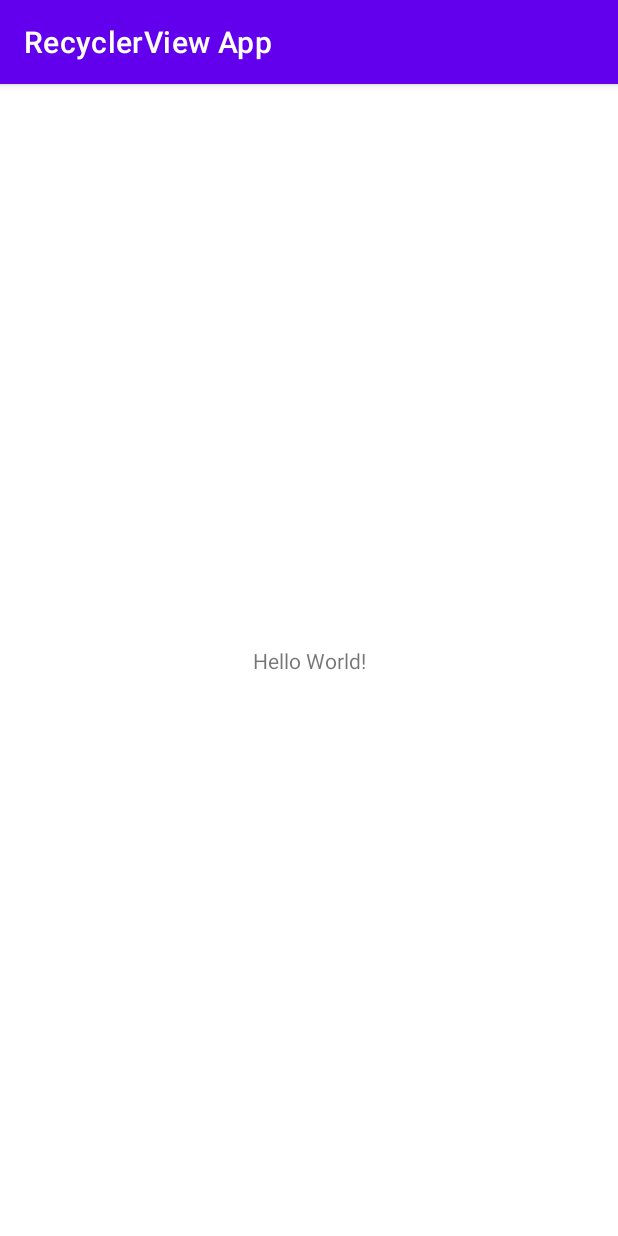
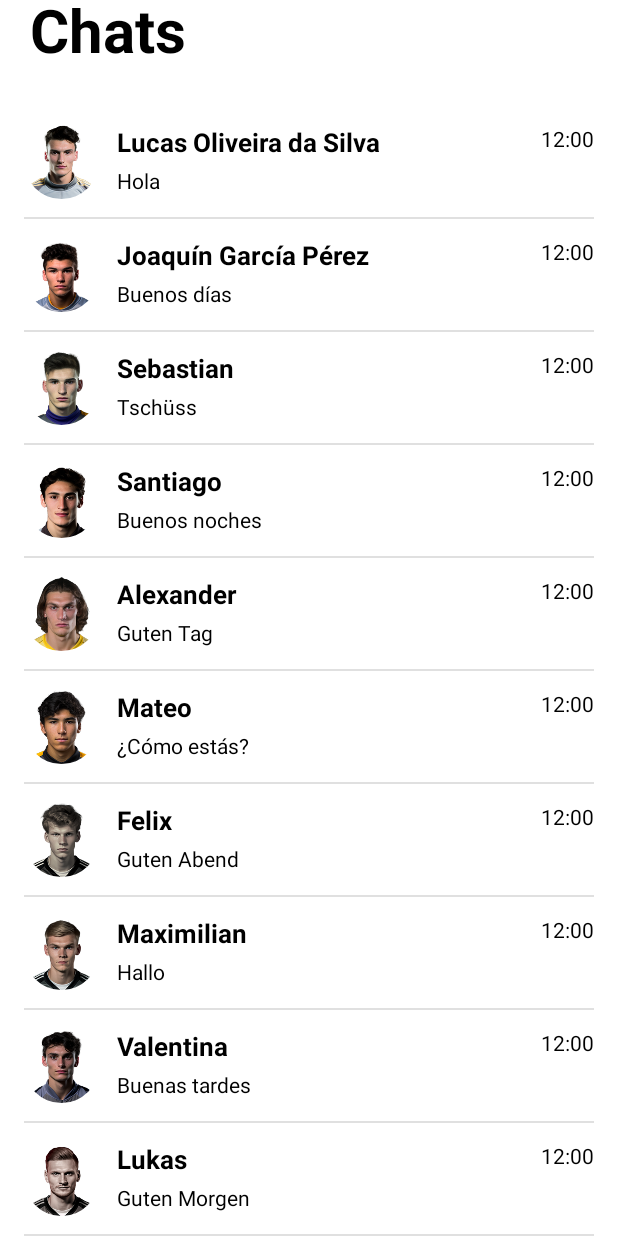
Before and after one commit to erwinarif31/recylcerview-app, an Android app: the screen it shows after launch (MainActivity), on a phone screen of 412 x 824 dp. Run offline under Robolectric (Android 15) with nearby library versions, the phone set to English and light mode, and no system bars.

Commit message:
RecyclerView for chats

```diff
--- /dev/null
+++ b/app/src/main/java/com/h071211059/recyclerviewapp/Chat.java
@@ -0,0 +1,47 @@
+package com.h071211059.recyclerviewapp;
+
+public class Chat {
+    private String name;
+    private String messages;
+    private String time;
+    private int image;
+
+    public Chat(String name, String messages, String time, int image) {
+        this.name = name;
+        this.messages = messages;
+        this.time = time;
+        this.image = image;
+    }
+
+    public String getName() {
+        return name;
+    }
+
+    public void setName(String name) {
+        this.name = name;
+    }
+
+    public String getMessages() {
+        return messages;
+    }
+
+    public void setMessages(String messages) {
+        this.messages = messages;
+    }
+
+    public String getTime() {
+        return time;
+    }
+
+    public void setTime(String time) {
+        this.time = time;
+    }
+
+    public int getImage() {
+        return image;
+    }
+
+    public void setImage(int image) {
+        this.image = image;
+    }
+}
--- /dev/null
+++ b/app/src/main/java/com/h071211059/recyclerviewapp/ChatAdapter.java
@@ -0,0 +1,53 @@
+package com.h071211059.recyclerviewapp;
+
+import android.view.LayoutInflater;
+import android.view.ViewGroup;
+
+import androidx.annotation.NonNull;
+import androidx.recyclerview.widget.RecyclerView;
+
+import com.h071211059.recyclerviewapp.databinding.ItemChatLayoutBinding;
+
+import java.util.ArrayList;
+
+public class ChatAdapter extends RecyclerView.Adapter<ChatAdapter.ChatViewHolder> {
+
+    private final ArrayList<Chat> chats;
+
+    public ChatAdapter(ArrayList<Chat> chats) {
+        this.chats = chats;
+    }
+
+    @NonNull
+    @Override
+    public ChatAdapter.ChatViewHolder onCreateViewHolder(@NonNull ViewGroup parent, int viewType) {
+        ItemChatLayoutBinding binding = ItemChatLayoutBinding.inflate(LayoutInflater.from(parent.getContext()), parent, false);
+        return new ChatViewHolder(binding);
+    }
+
+    @Override
+    public void onBindViewHolder(@NonNull ChatAdapter.ChatViewHolder holder, int position) {
+        holder.onBind(chats.get(position));
+    }
+
+    @Override
+    public int getItemCount() {
+        return chats.size();
+    }
+
+    public static class ChatViewHolder extends RecyclerView.ViewHolder {
+        private final ItemChatLayoutBinding binding;
+
+        public ChatViewHolder(@NonNull ItemChatLayoutBinding binding) {
+            super(binding.getRoot());
+            this.binding = binding;
+        }
+
+        public void onBind(Chat chat) {
+            binding.tvName.setText(chat.getName());
+            binding.tvChat.setText(chat.getMessages());
+            binding.tvTime.setText(chat.getTime());
+            binding.ivProfile.setImageResource(chat.getImage());
+        }
+    }
+}
--- /dev/null
+++ b/app/src/main/java/com/h071211059/recyclerviewapp/ChatDataSource.java
@@ -0,0 +1,27 @@
+package com.h071211059.recyclerviewapp;
+
+import java.util.ArrayList;
+import java.util.Collection;
+import java.util.Collections;
+
+public class ChatDataSource {
+    public static ArrayList<Chat> chats = genereateChat();
+
+    private static ArrayList<Chat> genereateChat() {
+        ArrayList<Chat> chats = new ArrayList<>();
+        chats.add(new Chat("Lucas Oliveira da Silva", "Hola", "12:00", R.drawable.u1));
+        chats.add(new Chat("Joaquín García Pérez", "Buenos días", "12:00", R.drawable.u33));
+        chats.add(new Chat("Valentina", "Buenas tardes", "12:00", R.drawable.u42));
+        chats.add(new Chat("Santiago", "Buenos noches", "12:00", R.drawable.u43));
+        chats.add(new Chat("Mateo", "¿Cómo estás?", "12:00", R.drawable.u44));
+
+        chats.add(new Chat("Maximilian", "Hallo", "12:00", R.drawable.eu2));
+        chats.add(new Chat("Lukas", "Guten Morgen", "12:00", R.drawable.eu3));
+        chats.add(new Chat("Alexander", "Guten Tag", "12:00", R.drawable.eu26));
+        chats.add(new Chat("Felix", "Guten Abend", "12:00", R.drawable.eu1));
+        chats.add(new Chat("Sebastian", "Tschüss", "12:00", R.drawable.eu101));
+        Collections.shuffle(chats);
+
+        return chats;
+    }
+}
--- a/app/src/main/java/com/h071211059/recyclerviewapp/MainActivity.java
+++ b/app/src/main/java/com/h071211059/recyclerviewapp/MainActivity.java
@@ -1,6 +1,8 @@
 package com.h071211059.recyclerviewapp;
 
 import androidx.appcompat.app.AppCompatActivity;
+import androidx.recyclerview.widget.DividerItemDecoration;
+import androidx.recyclerview.widget.LinearLayoutManager;
 
 import android.os.Bundle;
 
@@ -14,5 +16,15 @@ public class MainActivity extends AppCompatActivity {
         binding = ActivityMainBinding.inflate(getLayoutInflater());
         setContentView(binding.getRoot());
 
+        setChatRv();
+
+    }
+
+    private void setChatRv() {
+        binding.rvChat.setLayoutManager(new LinearLayoutManager(this));
+        binding.rvChat.addItemDecoration(new DividerItemDecoration(this,
+                DividerItemDecoration.VERTICAL));
+        ChatAdapter adapter = new ChatAdapter(ChatDataSource.chats);
+        binding.rvChat.setAdapter(adapter);
     }
 }
--- /dev/null
+++ b/app/src/main/res/drawable/ic_person.xml
@@ -0,0 +1,5 @@
+<vector android:height="24dp" android:tint="#FFFFFF"
+    android:viewportHeight="24" android:viewportWidth="24"
+    android:width="24dp" xmlns:android="http://schemas.android.com/apk/res/android">
+    <path android:fillColor="@android:color/white" android:pathData="M12,12c2.21,0 4,-1.79 4,-4s-1.79,-4 -4,-4 -4,1.79 -4,4 1.79,4 4,4zM12,14c-2.67,0 -8,1.34 -8,4v2h16v-2c0,-2.66 -5.33,-4 -8,-4z"/>
+</vector>
--- a/app/src/main/res/layout/activity_main.xml
+++ b/app/src/main/res/layout/activity_main.xml
@@ -1,18 +1,41 @@
 <?xml version="1.0" encoding="utf-8"?>
-<androidx.constraintlayout.widget.ConstraintLayout xmlns:android="http://schemas.android.com/apk/res/android"
+<ScrollView xmlns:android="http://schemas.android.com/apk/res/android"
     xmlns:app="http://schemas.android.com/apk/res-auto"
     xmlns:tools="http://schemas.android.com/tools"
     android:layout_width="match_parent"
-    android:layout_height="match_parent"
-    tools:context=".MainActivity">
+    android:layout_height="match_parent">
 
-    <TextView
-        android:layout_width="wrap_content"
+    <androidx.constraintlayout.widget.ConstraintLayout
+        android:layout_width="match_parent"
         android:layout_height="wrap_content"
-        android:text="Hello World!"
-        app:layout_constraintBottom_toBottomOf="parent"
-        app:layout_constraintEnd_toEndOf="parent"
-        app:layout_constraintStart_toStartOf="parent"
-        app:layout_constraintTop_toTopOf="parent" />
+        tools:context=".MainActivity">
 
-</androidx.constraintlayout.widget.ConstraintLayout>
+        <TextView
+            android:id="@+id/tv_menu"
+            android:layout_width="wrap_content"
+            android:layout_height="wrap_content"
+            android:text="@string/menu_title"
+            android:textSize="40sp"
+            android:textStyle="bold"
+            android:layout_marginStart="20dp"
+            android:layout_marginTop="20dp"
+
+            app:layout_constraintTop_toTopOf="parent"
+            app:layout_constraintStart_toStartOf="parent"/>
+
+       <androidx.recyclerview.widget.RecyclerView
+           android:id="@+id/rv_chat"
+           android:layout_width="match_parent"
+           android:layout_height="wrap_content"
+           android:layout_marginVertical="24dp"
+           android:layout_marginHorizontal="16dp"
+           android:nestedScrollingEnabled="true"
+
+           tools:listitem="@layout/item_chat_layout"
+           tools:itemCount="5"
+
+           app:layout_constraintTop_toBottomOf="@id/tv_menu"
+           />
+    </androidx.constraintlayout.widget.ConstraintLayout>
+
+</ScrollView>
--- /dev/null
+++ b/app/src/main/res/layout/item_chat_layout.xml
@@ -0,0 +1,48 @@
+<?xml version="1.0" encoding="utf-8"?>
+<androidx.constraintlayout.widget.ConstraintLayout xmlns:android="http://schemas.android.com/apk/res/android"
+    android:layout_width="match_parent"
+    android:layout_height="wrap_content"
+    android:layout_marginVertical="12dp"
+    xmlns:app="http://schemas.android.com/apk/res-auto">
+
+    <com.google.android.material.imageview.ShapeableImageView
+        android:id="@+id/iv_profile"
+        android:layout_width="50dp"
+        android:layout_height="50dp"
+        android:src="@drawable/ic_person"
+        android:background="@android:color/transparent"
+        app:shapeAppearance="@style/ShapeAppearance.Material3.Corner.Full"
+
+        app:layout_constraintTop_toTopOf="parent"
+        app:layout_constraintStart_toStartOf="parent"/>
+
+    <TextView
+        android:id="@+id/tv_name"
+        android:layout_width="0dp"
+        android:layout_height="wrap_content"
+        android:layout_marginStart="12dp"
+        android:layout_marginEnd="4dp"
+        android:textSize="17sp"
+        android:textStyle="bold"
+
+        app:layout_constraintEnd_toStartOf="@+id/tv_time"
+        app:layout_constraintStart_toEndOf="@+id/iv_profile"
+        app:layout_constraintTop_toTopOf="@+id/iv_profile"/>
+
+    <TextView
+        android:id="@+id/tv_chat"
+        android:layout_width="0dp"
+        android:layout_height="wrap_content"
+        android:layout_marginTop="4dp"
+        app:layout_constraintEnd_toEndOf="@+id/tv_name"
+        app:layout_constraintStart_toStartOf="@+id/tv_name"
+        app:layout_constraintTop_toBottomOf="@+id/tv_name"/>
+
+    <TextView
+        android:id="@+id/tv_time"
+        android:layout_width="wrap_content"
+        android:layout_height="wrap_content"
+        app:layout_constraintEnd_toEndOf="parent"
+        app:layout_constraintTop_toTopOf="parent"/>
+
+</androidx.constraintlayout.widget.ConstraintLayout>
--- a/app/src/main/res/values-night/themes.xml
+++ b/app/src/main/res/values-night/themes.xml
@@ -1,6 +1,6 @@
 <resources xmlns:tools="http://schemas.android.com/tools">
     <!-- Base application theme. -->
-    <style name="Theme.RecyclerViewApp" parent="Theme.MaterialComponents.DayNight.DarkActionBar">
+    <style name="Theme.RecyclerViewApp" parent="Theme.MaterialComponents.DayNight.NoActionBar">
         <!-- Primary brand color. -->
         <item name="colorPrimary">@color/purple_200</item>
         <item name="colorPrimaryVariant">@color/purple_700</item>
@@ -12,5 +12,6 @@
         <!-- Status bar color. -->
         <item name="android:statusBarColor">?attr/colorPrimaryVariant</item>
         <!-- Customize your theme here. -->
+        <item name="android:textColor">@android:color/primary_text_dark</item>
     </style>
 </resources>
--- a/app/src/main/res/values/strings.xml
+++ b/app/src/main/res/values/strings.xml
@@ -1,3 +1,4 @@
 <resources>
     <string name="app_name">RecyclerView App</string>
+    <string name="menu_title">Chats</string>
 </resources>
--- a/app/src/main/res/values/themes.xml
+++ b/app/src/main/res/values/themes.xml
@@ -1,6 +1,6 @@
 <resources xmlns:tools="http://schemas.android.com/tools">
     <!-- Base application theme. -->
-    <style name="Theme.RecyclerViewApp" parent="Theme.MaterialComponents.DayNight.DarkActionBar">
+    <style name="Theme.RecyclerViewApp" parent="Theme.MaterialComponents.DayNight.NoActionBar">
         <!-- Primary brand color. -->
         <item name="colorPrimary">@color/purple_500</item>
         <item name="colorPrimaryVariant">@color/purple_700</item>
@@ -12,5 +12,6 @@
         <!-- Status bar color. -->
         <item name="android:statusBarColor">?attr/colorPrimaryVariant</item>
         <!-- Customize your theme here. -->
+        <item name="android:textColor">@android:color/primary_text_light</item>
     </style>
 </resources>
```
Also changed, not shown: app/src/main/res/drawable/eu1.png (added), app/src/main/res/drawable/eu101.png (added), app/src/main/res/drawable/eu2.png (added), app/src/main/res/drawable/eu26.png (added), app/src/main/res/drawable/eu3.png (added), app/src/main/res/drawable/u1.png (added), app/src/main/res/drawable/u33.png (added), app/src/main/res/drawable/u42.png (added), app/src/main/res/drawable/u43.png (added), app/src/main/res/drawable/u44.png (added).
